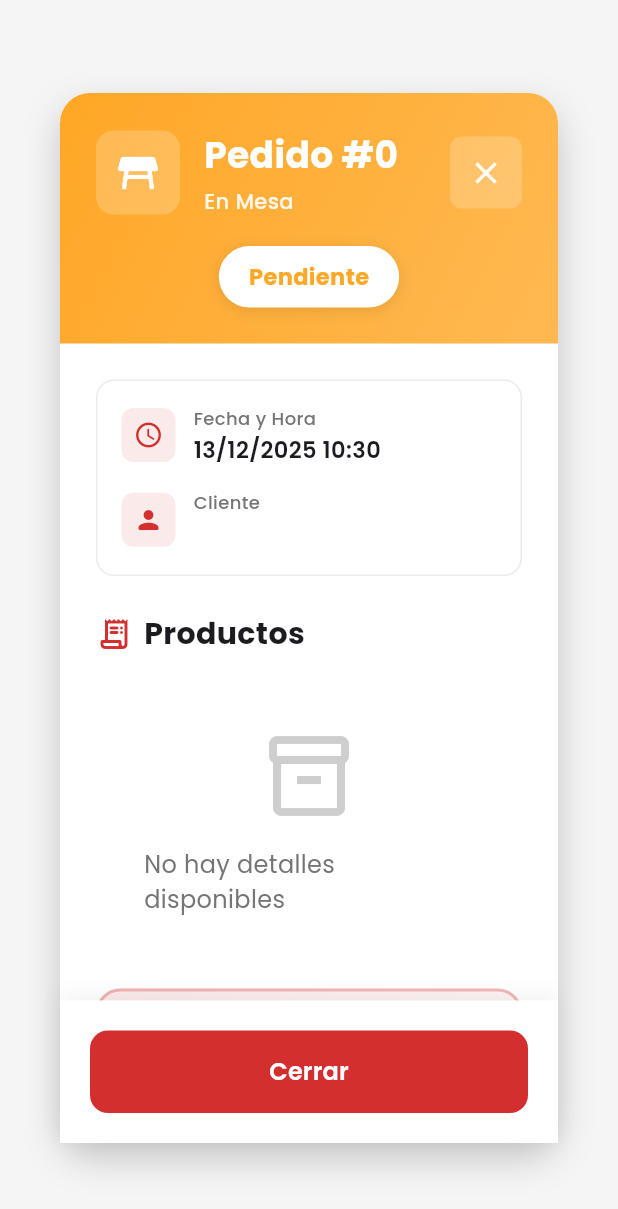
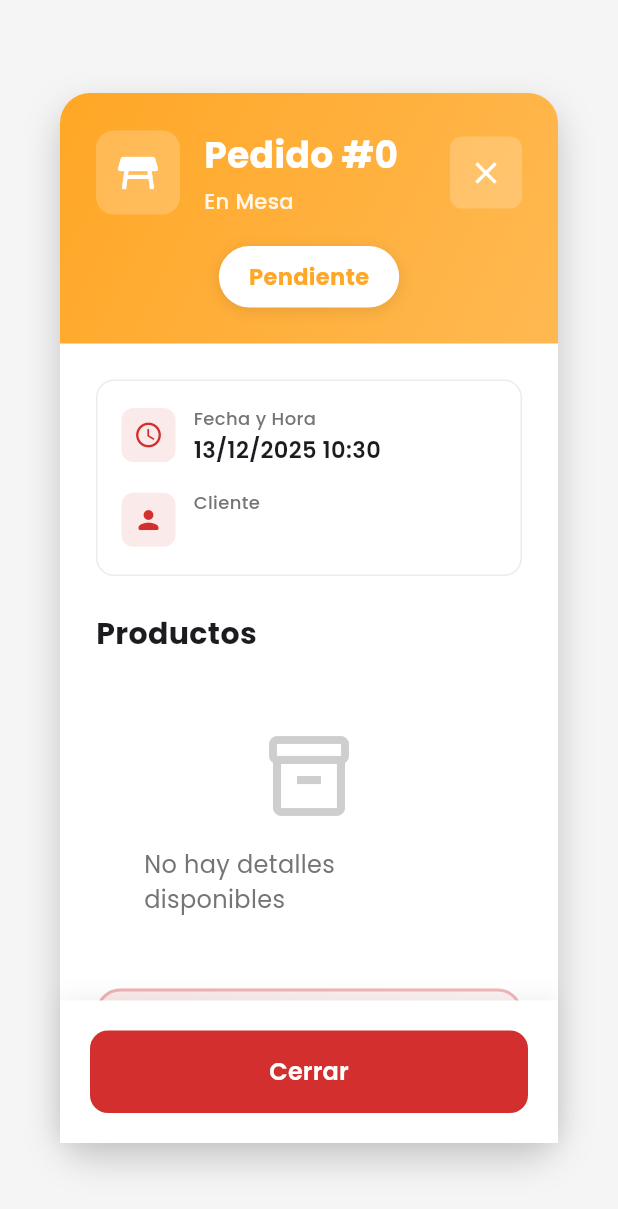
Before and after one commit to XimeCruz/averapizzav2-front, a Flutter app: the PedidoDetailDialog widget shown alone on an empty page, opened directly with empty values, on a phone screen of 412 x 824 dp. Shown: the top 1209 px of the screen. Run offline on Flutter 3.47's test engine with Material 3 defaults, Android fonts, the light colour scheme and no system bars; our stand-ins replace dio, flutter_animate, google_fonts, shared_preferences; accounts and stored records are empty; network calls fail.

Commit message:
[ADD] update pedidos

```diff
--- a/lib/presentation/screens/cajero/pedido_detail_dialog.dart
+++ b/lib/presentation/screens/cajero/pedido_detail_dialog.dart
@@ -189,12 +189,6 @@ class PedidoDetailDialog extends StatelessWidget {
                     // Detalles del pedido
                     Row(
                       children: [
-                        Icon(
-                          Icons.receipt_long_rounded,
-                          color: AppColors.primary,
-                          size: 24,
-                        ),
-                        const SizedBox(width: 8),
                         const Text(
                           'Productos',
                           style: TextStyle(
```
